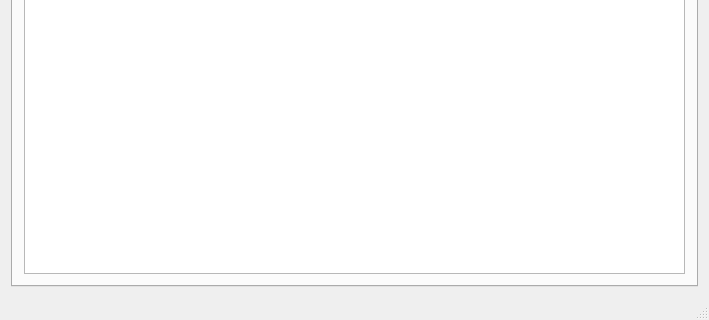
Qt form pts/mainwindow.ui (mikiTesf/pts-cp) before a commit; both pictures show x 0 to 709 and y 177 to 497 of the 709 by 497 pixel window.
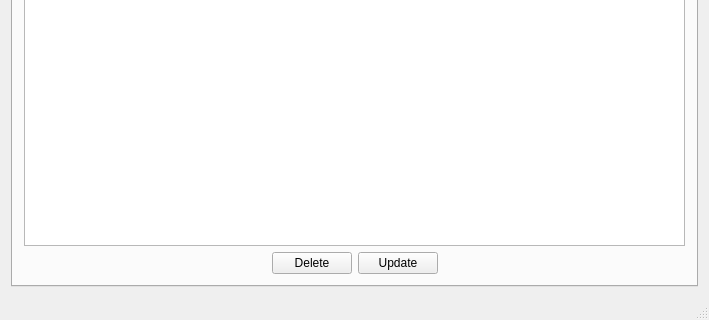
The same form after that commit. The open tabs and pages were chosen to show the change.

Commit message: added 'update' and 'delete' buttons on the three tabs (talk, congregation and elder); implemented delete for congregation

What changed in the file:
```diff
--- a/pts/mainwindow.ui
+++ b/pts/mainwindow.ui
@@ -76,7 +76,58 @@
          </layout>
         </item>
         <item>
-         <widget class="QTableWidget" name="congregationTable"/>
+         <widget class="QTableWidget" name="congregationTable">
+          <property name="enabled">
+           <bool>true</bool>
+          </property>
+         </widget>
+        </item>
+        <item>
+         <layout class="QHBoxLayout" name="horizontalLayout_8">
+          <property name="topMargin">
+           <number>0</number>
+          </property>
+          <item>
+           <spacer name="horizontalSpacer_7">
+            <property name="orientation">
+             <enum>Qt::Horizontal</enum>
+            </property>
+            <property name="sizeHint" stdset="0">
+             <size>
+              <width>40</width>
+              <height>20</height>
+             </size>
+            </property>
+           </spacer>
+          </item>
+          <item>
+           <widget class="QPushButton" name="deleteCongregationButton">
+            <property name="text">
+             <string>Delete</string>
+            </property>
+           </widget>
+          </item>
+          <item>
+           <widget class="QPushButton" name="updataeCongregationButton">
+            <property name="text">
+             <string>Update</string>
+            </property>
+           </widget>
+          </item>
+          <item>
+           <spacer name="horizontalSpacer_5">
+            <property name="orientation">
+             <enum>Qt::Horizontal</enum>
+            </property>
+            <property name="sizeHint" stdset="0">
+             <size>
+              <width>40</width>
+              <height>20</height>
+             </size>
+            </property>
+           </spacer>
+          </item>
+         </layout>
         </item>
        </layout>
       </widget>
```
Left out of the diff: 101 changed lines with no effect on the pictures. The commit also changes 2 other files.
